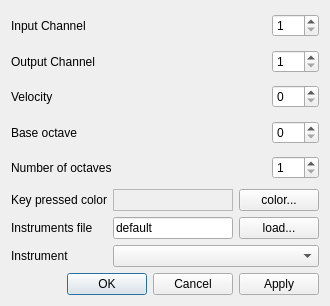
Above: trunk/src/preferences.ui from svn2github/vmpk before the change. Below: the same form after it.
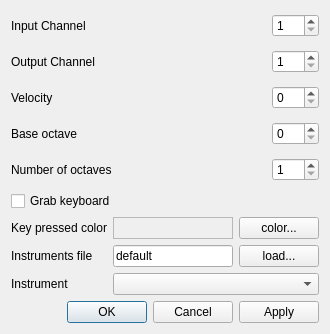
That is the form after the change.

Commit message: * drag keyboard: workaround for broken WMs, now this feature is optional

Patch:
```diff
--- a/trunk/src/preferences.ui
+++ b/trunk/src/preferences.ui
@@ -6,7 +6,7 @@
     <x>0</x>
     <y>0</y>
     <width>329</width>
-    <height>306</height>
+    <height>334</height>
    </rect>
   </property>
   <property name="windowTitle" >
@@ -140,14 +140,21 @@
      </property>
     </widget>
    </item>
-   <item row="5" column="0" >
+   <item row="5" column="0" colspan="4" >
+    <widget class="QCheckBox" name="chkGrabKb" >
+     <property name="text" >
+      <string>Grab keyboard</string>
+     </property>
+    </widget>
+   </item>
+   <item row="6" column="0" >
     <widget class="QLabel" name="lblKeyPressColor" >
      <property name="text" >
       <string>Key pressed color</string>
      </property>
     </widget>
    </item>
-   <item row="5" column="1" >
+   <item row="6" column="1" >
     <widget class="QLabel" name="lblColorName" >
      <property name="frameShape" >
       <enum>QFrame::StyledPanel</enum>
@@ -157,21 +164,21 @@
      </property>
     </widget>
    </item>
-   <item row="5" column="2" colspan="2" >
+   <item row="6" column="2" colspan="2" >
     <widget class="QPushButton" name="btnColor" >
      <property name="text" >
       <string>color...</string>
      </property>
     </widget>
    </item>
-   <item row="6" column="0" >
+   <item row="7" column="0" >
     <widget class="QLabel" name="lblFileInstrument" >
      <property name="text" >
       <string>Instruments file</string>
      </property>
     </widget>
    </item>
-   <item row="6" column="1" >
+   <item row="7" column="1" >
     <widget class="QLineEdit" name="txtFileInstrument" >
      <property name="minimumSize" >
       <size>
@@ -187,21 +194,21 @@
      </property>
     </widget>
    </item>
-   <item row="6" column="2" colspan="2" >
+   <item row="7" column="2" colspan="2" >
     <widget class="QPushButton" name="btnInstrument" >
      <property name="text" >
       <string>load...</string>
      </property>
     </widget>
    </item>
-   <item row="7" column="0" >
+   <item row="8" column="0" >
     <widget class="QLabel" name="lblInstrument" >
      <property name="text" >
       <string>Instrument</string>
      </property>
     </widget>
    </item>
-   <item row="7" column="1" colspan="3" >
+   <item row="8" column="1" colspan="3" >
     <widget class="QComboBox" name="cboInstrument" >
      <property name="minimumSize" >
       <size>
@@ -211,7 +218,7 @@
      </property>
     </widget>
    </item>
-   <item row="8" column="0" colspan="4" >
+   <item row="9" column="0" colspan="4" >
     <widget class="QDialogButtonBox" name="buttonBox" >
      <property name="standardButtons" >
       <set>QDialogButtonBox::Apply|QDialogButtonBox::Cancel|QDialogButtonBox::NoButton|QDialogButtonBox::Ok</set>
```
The commit also changes 6 other files.
